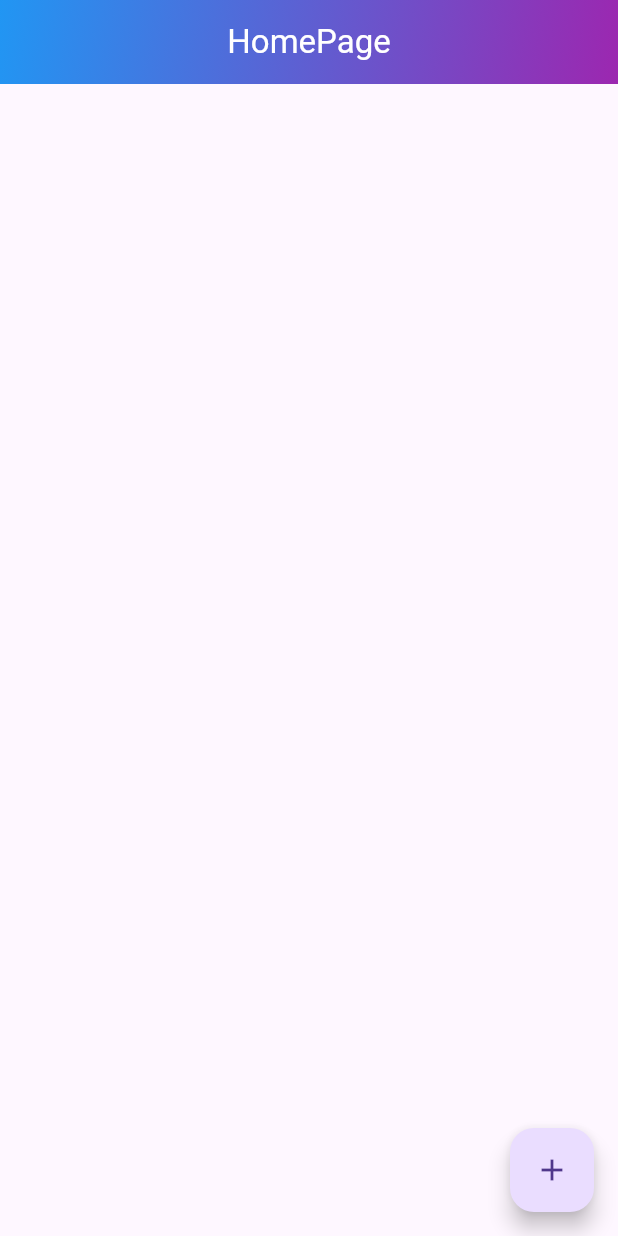
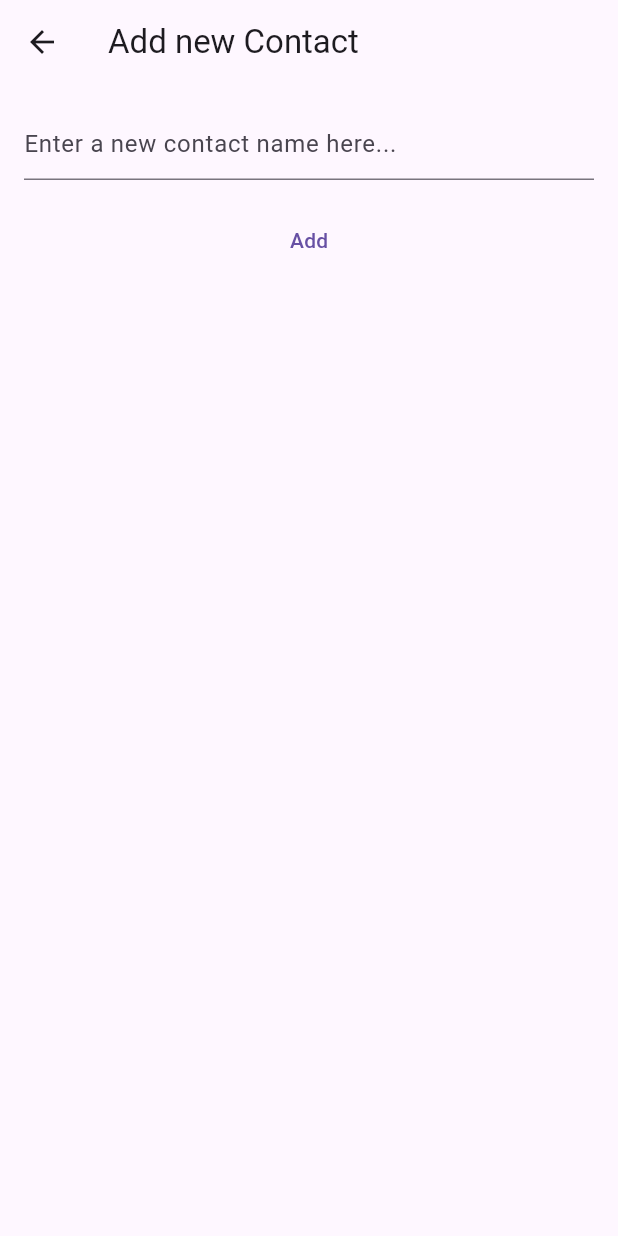
Before and after one commit to puskottampandey/TODO, a Flutter app: the screen it shows after launch, after a tap on the "add" icon, on a phone screen of 412 x 824 dp. Run offline on Flutter 3.47's test engine with Material 2 defaults, Android fonts, the phone set to English and light mode, and no system bars.

Commit message:
New contact screen added

```diff
--- a/lib/main.dart
+++ b/lib/main.dart
@@ -1,4 +1,5 @@
 import 'package:flutter/material.dart';
+import 'package:statemanagement/screens/newcontact_screen.dart';
 
 import 'screens/homepage_screen.dart';
 
@@ -20,6 +21,9 @@ class MyApp extends StatelessWidget {
         primarySwatch: Colors.blue,
       ),
       home: const Homepage(),
+      routes: {
+        '/new-contact': (context) => const NewContact(),
+      },
     );
   }
 }
--- a/lib/screens/homepage_screen.dart
+++ b/lib/screens/homepage_screen.dart
@@ -17,9 +17,12 @@ class _HomepageState extends State<Homepage> {
         flexibleSpace: Container(
             decoration: const BoxDecoration(
                 gradient: LinearGradient(
-          colors: [Colors.blue, Colors.purple],
-          begin: Alignment.topLeft,
-          end: Alignment.bottomRight,
+          colors: [
+            Colors.blue,
+            Colors.purple,
+          ],
+          begin: Alignment.centerLeft,
+          end: Alignment.centerRight,
         ))),
         title: const Center(
           child: Text(
@@ -38,7 +41,9 @@ class _HomepageState extends State<Homepage> {
         },
       ),
       floatingActionButton: FloatingActionButton(
-        onPressed: () {},
+        onPressed: () async {
+          await Navigator.of(context).pushNamed('/new-contact');
+        },
         child: const Icon(Icons.add),
       ),
     );
--- /dev/null
+++ b/lib/screens/newcontact_screen.dart
@@ -0,0 +1,53 @@
+import 'package:flutter/material.dart';
+import 'package:statemanagement/screens/model.dart';
+
+class NewContact extends StatefulWidget {
+  const NewContact({super.key});
+
+  @override
+  State<NewContact> createState() => _NewContactState();
+}
+
+class _NewContactState extends State<NewContact> {
+  late final TextEditingController _controller;
+
+  @override
+  void initState() {
+    _controller = TextEditingController();
+    super.initState();
+  }
+
+  @override
+  void dispose() {
+    _controller.dispose();
+    super.dispose();
+  }
+
+  @override
+  Widget build(BuildContext context) {
+    return Scaffold(
+      appBar: AppBar(
+        title: const Text("Add new Contact"),
+      ),
+      body: Column(
+        children: [
+          Padding(
+            padding: const EdgeInsets.all(16.0),
+            child: TextField(
+              controller: _controller,
+              decoration: const InputDecoration(
+                  hintText: 'Enter a new contact name here... '),
+            ),
+          ),
+          TextButton(
+              onPressed: () {
+                final contact = Contact(name: _controller.text);
+                ContactBook().add(contact: contact);
+                Navigator.of(context).pop();
+              },
+              child: const Text("Add"))
+        ],
+      ),
+    );
+  }
+}
```
